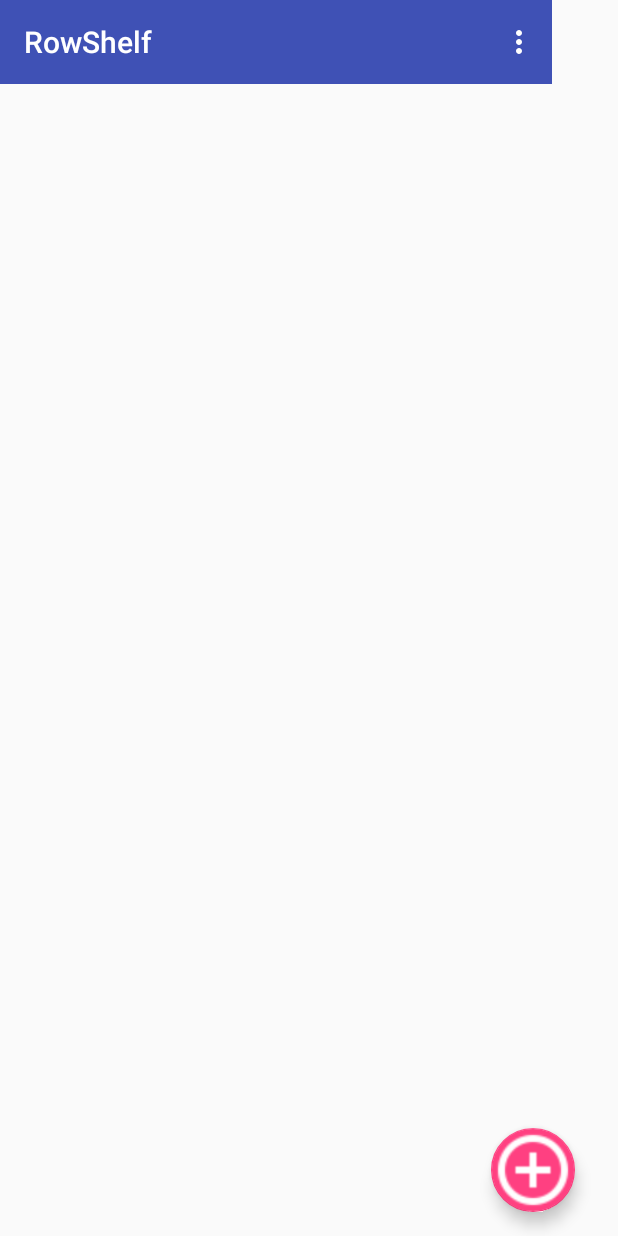
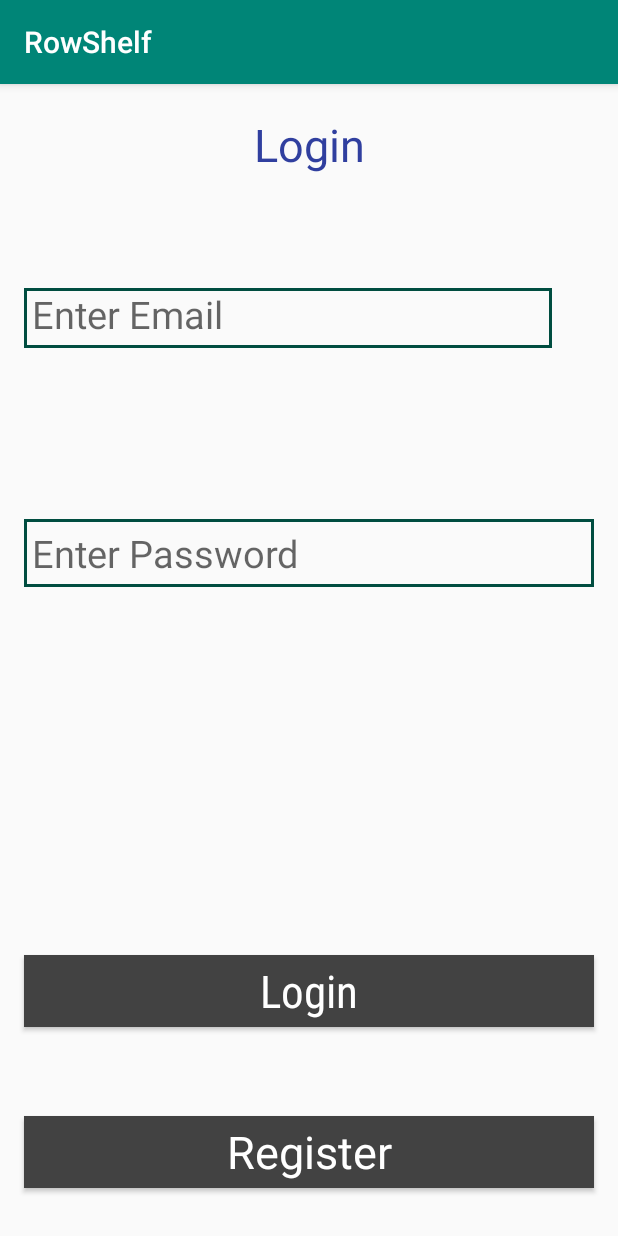
Before and after one commit to Reflex-Gravity/RowShelf, an Android app: the screen it shows after launch (ShelfActivity before the commit, LoginActivity after it), on a phone screen of 412 x 824 dp. Run offline under Robolectric (Android 15) with nearby library versions, the phone set to English and light mode, and no system bars.

Commit message:
Updated-29/01/2017 at 19:41

```diff
--- /dev/null
+++ b/app/src/main/java/com/rowshelf/rowshelf/LoginActivity.java
@@ -0,0 +1,13 @@
+package com.rowshelf.rowshelf;
+
+import android.support.v7.app.AppCompatActivity;
+import android.os.Bundle;
+
+public class LoginActivity extends AppCompatActivity {
+
+    @Override
+    protected void onCreate(Bundle savedInstanceState) {
+        super.onCreate(savedInstanceState);
+        setContentView(R.layout.activity_login);
+    }
+}
--- a/app/src/main/res/drawable/btnborder.xml
+++ b/app/src/main/res/drawable/btnborder.xml
@@ -1,5 +1,5 @@
 <?xml version="1.0" encoding="utf-8"?>
 <shape xmlns:android="http://schemas.android.com/apk/res/android" android:shape="rectangle" >
-<solid android:color="#004D40"/>
-    <stroke  android:width="1dp" android:color="#ffffff"/>
+/>
+    <stroke  android:width="2dp" android:color="#004D40"/>
 </shape>
--- /dev/null
+++ b/app/src/main/res/layout/activity_login.xml
@@ -0,0 +1,120 @@
+<?xml version="1.0" encoding="utf-8"?>
+<android.support.constraint.ConstraintLayout xmlns:android="http://schemas.android.com/apk/res/android"
+    xmlns:app="http://schemas.android.com/apk/res-auto"
+    xmlns:tools="http://schemas.android.com/tools"
+    android:layout_width="match_parent"
+    android:layout_height="match_parent"
+    app:theme="@style/AppTheme.NoActionBar"
+    android:fitsSystemWindows="true"
+    tools:context="com.rowshelf.rowshelf.ChatActivity">
+
+    <android.support.design.widget.AppBarLayout
+        android:layout_width="0dp"
+        android:layout_height="48dp"
+        tools:layout_editor_absoluteY="0dp"
+        tools:layout_editor_absoluteX="8dp"
+        tools:ignore="MissingConstraints"
+        android:id="@+id/appBarLayout2">
+
+    </android.support.design.widget.AppBarLayout>
+    <TextView
+        android:text="Login"
+        android:textColor="@color/colorPrimaryDark"
+        android:textSize="30dp"
+        android:textAlignment="center"
+        android:gravity="center"
+        android:layout_width="0dp"
+        android:layout_height="49dp"
+        android:id="@+id/textView5"
+        android:layout_marginStart="16dp"
+        app:layout_constraintLeft_toLeftOf="parent"
+        tools:ignore="HardcodedText,MissingConstraints,RtlCompat"
+        android:layout_marginTop="16dp"
+        app:layout_constraintTop_toTopOf="parent"
+        android:layout_marginEnd="16dp"
+        app:layout_constraintRight_toRightOf="parent"
+        app:layout_constraintHorizontal_bias="0.0"
+        />
+    <EditText
+        android:layout_width="352dp"
+        android:layout_height="40dp"
+        android:inputType="textEmailAddress"
+        android:ems="10"
+        android:padding="5dp"
+        android:hint="Enter Email"
+        android:textSize="25dp"
+        android:fontFamily="sans-serif"
+        android:background="@drawable/btnborder"
+        android:id="@+id/editText2"
+        android:layout_marginStart="16dp"
+        app:layout_constraintLeft_toLeftOf="parent"
+        android:layout_marginEnd="16dp"
+        app:layout_constraintRight_toRightOf="parent"
+        android:layout_marginTop="88dp"
+        app:layout_constraintTop_toBottomOf="@+id/appBarLayout2"
+        app:layout_constraintHorizontal_bias="0.0"
+        app:layout_constraintBottom_toBottomOf="parent"
+        android:layout_marginBottom="16dp"
+        app:layout_constraintVertical_bias="0.0" />
+
+    <EditText
+        android:layout_width="0dp"
+        android:layout_height="wrap_content"
+        android:inputType="textPassword"
+        android:ems="10"
+        android:id="@+id/editText3"
+        android:padding="5dp"
+        android:hint="Enter Password"
+        android:fontFamily="sans-serif"
+        android:textSize="25dp"
+        android:background="@drawable/btnborder"
+        android:layout_marginEnd="16dp"
+        app:layout_constraintRight_toRightOf="parent"
+        app:layout_constraintTop_toBottomOf="@+id/appBarLayout2"
+        app:layout_constraintBottom_toBottomOf="parent"
+        android:layout_marginBottom="16dp"
+        app:layout_constraintVertical_bias="0.36"
+        android:layout_marginTop="8dp"
+        android:layout_marginStart="16dp"
+        app:layout_constraintLeft_toLeftOf="parent" />
+
+    <Button
+        android:text="Login"
+        android:fontFamily="sans-serif-condensed"
+        android:layout_width="0dp"
+        android:layout_height="wrap_content"
+        android:id="@+id/loginbtn"
+        android:textSize="30dp"
+        android:textColor="#ffffff"
+        android:background="#424242"
+        android:textAllCaps="false"
+        android:layout_marginEnd="16dp"
+        app:layout_constraintRight_toRightOf="parent"
+        android:layout_marginStart="16dp"
+        app:layout_constraintLeft_toLeftOf="parent"
+        android:layout_marginTop="8dp"
+        app:layout_constraintTop_toBottomOf="@+id/appBarLayout2"
+        app:layout_constraintBottom_toBottomOf="parent"
+        android:layout_marginBottom="16dp"
+        app:layout_constraintVertical_bias="0.81" />
+    <Button
+        android:text="Register"
+        android:layout_width="0dp"
+        android:layout_height="wrap_content"
+        android:id="@+id/signupbtn"
+        tools:ignore="HardcodedText,MissingConstraints"
+        android:background="#424242"
+        android:textColor="#ffffff"
+        android:textSize="30dp"
+        android:textAllCaps="false"
+        android:fontFamily="sans-serif"
+        android:layout_marginStart="16dp"
+        app:layout_constraintLeft_toLeftOf="parent"
+        android:layout_marginEnd="16dp"
+        app:layout_constraintRight_toRightOf="parent"
+        app:layout_constraintBottom_toBottomOf="parent"
+        android:layout_marginBottom="32dp"
+        app:layout_constraintVertical_bias="0.86"
+        app:layout_constraintHorizontal_bias="0.4" />
+
+</android.support.constraint.ConstraintLayout>
--- a/app/src/main/res/layout/activity_shelf.xml
+++ b/app/src/main/res/layout/activity_shelf.xml
@@ -24,14 +24,18 @@
         app:layout_constraintHorizontal_bias="0.96" />
 
     <android.support.v7.widget.Toolbar
-        android:layout_width="368dp"
+        android:layout_width="0dp"
         android:layout_height="wrap_content"
         android:background="?attr/colorPrimary"
         android:theme="?attr/actionBarTheme"
         android:minHeight="?attr/actionBarSize"
         tools:layout_editor_absoluteY="0dp"
         android:id="@+id/toolbar"
-        tools:layout_editor_absoluteX="8dp"
-        tools:ignore="MissingConstraints" />
+        tools:ignore="MissingConstraints"
+        app:layout_constraintRight_toRightOf="parent"
+        app:layout_constraintLeft_toLeftOf="parent" />
+
+
+
 
 </android.support.constraint.ConstraintLayout>
--- a/app/src/main/res/values/styles.xml
+++ b/app/src/main/res/values/styles.xml
@@ -3,9 +3,9 @@
     <!-- Base application theme. -->
     <style name="AppTheme" parent="Theme.AppCompat.Light.DarkActionBar">
         <!-- Customize your theme here. -->
-        <item name="colorPrimary">@color/colorPrimary</item>
-        <item name="colorPrimaryDark">@color/colorPrimaryDark</item>
-        <item name="colorAccent">@color/colorAccent</item>
+        <item name="colorPrimary">@color/accent_material_light</item>
+        <item name="colorPrimaryDark">@color/accent_material_light</item>
+        <item name="colorAccent">@color/accent_material_light</item>
     </style>
 
     <style name="AppTheme.NoActionBar">
```
Also changed, not shown: app/src/main/AndroidManifest.xml (+10 -1 lines), app/src/main/java/com/rowshelf/rowshelf/ChatActivity.java (added, +13 -0 lines), app/src/main/java/com/rowshelf/rowshelf/ContentChatActivity.java (added, +13 -0 lines), app/src/main/res/layout/activity_chat.xml (added, +38 -0 lines), app/src/main/res/layout/activity_content_chat.xml (added, +40 -0 lines), app/src/main/res/layout/activity_signup.xml (+13 -18 lines), app/src/main/res/menu/menu_shelf.xml (+10 -0 lines).
